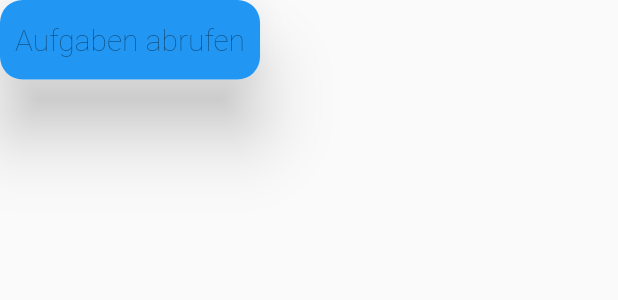
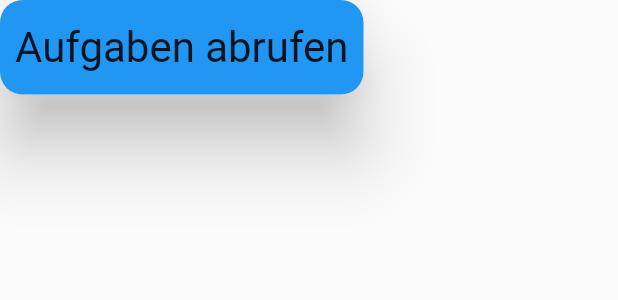
Before and after one commit to odp-remec/sambesi-flutter-test, a Flutter app: the CustomButton widget shown alone on an empty page, opened directly, on a phone screen of 412 x 824 dp. Shown: the top 300 px of the screen. Run offline on Flutter 3.47's test engine with Material 2 defaults, Android fonts, the phone set to English and light mode, and no system bars; our stand-ins replace dartz, flutter_bloc, get_it; missing offline and left inert: aad_oauth; statements that could not run were skipped.

Commit message:
neue Azure Application verwenden und kleine Design Anpassungen

```diff
--- a/sambesi_flutter/lib/infrastructure/repositorities/auth_repo_impl.dart
+++ b/sambesi_flutter/lib/infrastructure/repositorities/auth_repo_impl.dart
@@ -31,6 +31,10 @@ class AuthenticationRepositoryImpl extends AuthenticationRepository {
     return token;
   }
 
+  removeToken() {
+    token = "";
+  }
+
   @override
   String getToken() {
     return token;
@@ -43,6 +47,7 @@ class AuthenticationRepositoryImpl extends AuthenticationRepository {
 
   @override
   Future<void> logout() async {
+    removeToken();
     await oauth.logout();
   }
 }
--- a/sambesi_flutter/lib/injection.dart
+++ b/sambesi_flutter/lib/injection.dart
@@ -53,7 +53,7 @@ Future<void> init() async {
   serviceLocator.registerLazySingleton(() {
     final config = Config(
         tenant: '4a552149-2523-4ee4-9ba9-554ee2d84067/',
-        clientId: '84f6fd84-35ff-44fd-9c9f-1b2f1e44b34a',
+        clientId: '4521864f-c105-41ef-b858-fcf8866e68a1',
         scope: 'api://f8878c70-00ed-493f-b59a-dace542ffd57/api.sambesi.backend',
         navigatorKey: navigatorKey,
         webUseRedirect: true);
--- a/sambesi_flutter/lib/presentation/widgets/custom_button.dart
+++ b/sambesi_flutter/lib/presentation/widgets/custom_button.dart
@@ -21,9 +21,10 @@ class CustomButton extends StatelessWidget {
               color: themeData.colorScheme.secondary),
           child: Padding(
               padding: const EdgeInsets.symmetric(horizontal: 10, vertical: 15),
-              child: Text("Aufgaben abrufen",
-                  style: themeData.textTheme.displayLarge
-                      ?.copyWith(fontSize: 20))),
+              child: Text(
+                "Aufgaben abrufen",
+                textScaleFactor: 2,
+              )),
         ),
       ),
     );
```
Also changed, not shown: sambesi_flutter/lib/main.dart (+7 -7 lines), sambesi_flutter/lib/presentation/overview_page.dart (+3 -14 lines), sambesi_flutter/lib/presentation/widgets/myHomePage.dart (+6 -2 lines), 1 other file.
